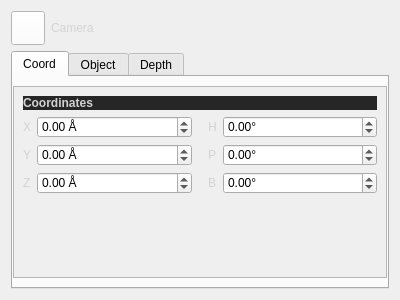
First picture: the form in QChromosome/camerasettings.ui, repository Michalaq/ChromosomeVisualizer, before the edit.
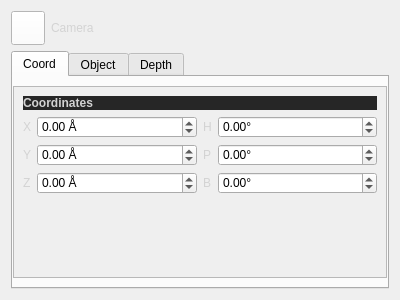
Second picture: the form after the edit. Icons and pictures are not drawn. Custom widgets are drawn as their Qt base class.

Diff of the .ui file:
```diff
--- a/QChromosome/camerasettings.ui
+++ b/QChromosome/camerasettings.ui
@@ -106,9 +106,6 @@
            </item>
            <item>
             <layout class="QHBoxLayout" name="horizontalLayout_2">
-             <property name="spacing">
-              <number>16</number>
-             </property>
              <item>
               <layout class="QFormLayout" name="formLayout_2">
                <property name="horizontalSpacing">
@@ -540,6 +537,11 @@
    <extends>QPushButton</extends>
    <header>mediacontrol.h</header>
   </customwidget>
+  <customwidget>
+   <class>DoubleSpinBox</class>
+   <extends>QDoubleSpinBox</extends>
+   <header>doublespinbox.h</header>
+  </customwidget>
  </customwidgets>
  <resources>
   <include location="icons.qrc"/>
```
Left out of the diff: 22 changed lines with no effect on the pictures.
